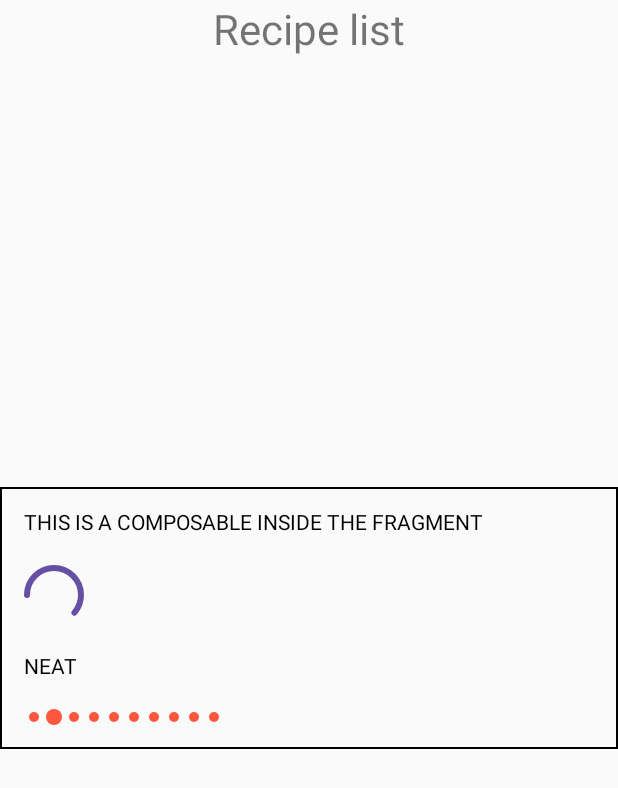
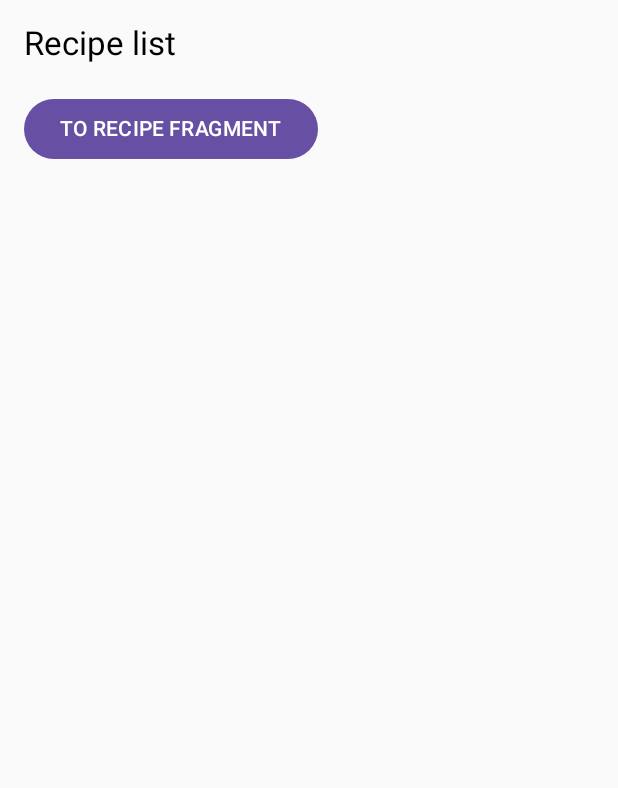
Before and after one commit to ratul-space/MVVMRecipeApp2, an Android app built with Jetpack Compose: the screen it shows after launch (MainActivity), on a phone screen of 412 x 824 dp. Shown: the top 788 px of the screen. Run offline under Robolectric (Android 15) with nearby library versions, the phone set to English and light mode, and no system bars.

Commit message:
feat: add fragment

```diff
--- a/app/src/main/java/com/example/mvvmrecipeapp/RecipeListFragment.kt
+++ b/app/src/main/java/com/example/mvvmrecipeapp/RecipeListFragment.kt
@@ -10,13 +10,18 @@ import androidx.compose.foundation.border
 import androidx.compose.foundation.layout.Column
 import androidx.compose.foundation.layout.Spacer
 import androidx.compose.foundation.layout.padding
+import androidx.compose.material3.Button
 import androidx.compose.material3.CircularProgressIndicator
 import androidx.compose.material3.Text
 import androidx.compose.ui.Modifier
 import androidx.compose.ui.graphics.Color
 import androidx.compose.ui.platform.ComposeView
+import androidx.compose.ui.text.TextStyle
 import androidx.compose.ui.unit.dp
+import androidx.compose.ui.unit.sp
 import androidx.compose.ui.viewinterop.AndroidView
+import androidx.core.view.size
+import androidx.navigation.findNavController
 
 class RecipeListFragment : androidx.fragment.app.Fragment() {
     override fun onCreateView(
@@ -24,27 +29,42 @@ class RecipeListFragment : androidx.fragment.app.Fragment() {
         container: ViewGroup?,
         savedInstanceState: Bundle?,
     ): View {
-        val view = inflater.inflate(R.layout.fragment_recipe_list, container, false)
-        view.findViewById<ComposeView>(R.id.compose_view).setContent {
-            Column(
-                modifier = Modifier
-                    .border(border = BorderStroke(1.dp, color = Color.Black))
-                    .padding(16.dp)
-            ) {
-                Text(text = "THIS IS A COMPOSABLE INSIDE THE FRAGMENT")
-                Spacer(modifier = Modifier.padding(10.dp))
-                CircularProgressIndicator()
-                Spacer(modifier = Modifier.padding(10.dp))
-                Text(text = "NEAT")
-                Spacer(modifier = Modifier.padding(10.dp))
-
-                val customView = HorizontalDottedProgress(requireContext())
-                AndroidView({
-                    customView
-                })
-
+        return ComposeView(requireContext()).apply {
+            setContent {
+                Column(modifier = Modifier.padding(16.dp)) {
+                     Text(text = "Recipe list",
+                         fontSize = 22.sp
+                     )
+                    Spacer(modifier = Modifier.padding(10.dp))
+                    Button(onClick = {
+                        findNavController().navigate(R.id.viewRecipe)
+                    }) {
+                    Text(text = "TO RECIPE FRAGMENT")
+                    }
+                }
             }
         }
-        return view
+//        val view = inflater.inflate(R.layout.fragment_recipe_list, container, false)
+//        view.findViewById<ComposeView>(R.id.compose_view).setContent {
+//            Column(
+//                modifier = Modifier
+//                    .border(border = BorderStroke(1.dp, color = Color.Black))
+//                    .padding(16.dp)
+//            ) {
+//                Text(text = "THIS IS A COMPOSABLE INSIDE THE FRAGMENT")
+//                Spacer(modifier = Modifier.padding(10.dp))
+//                CircularProgressIndicator()
+//                Spacer(modifier = Modifier.padding(10.dp))
+//                Text(text = "NEAT")
+//                Spacer(modifier = Modifier.padding(10.dp))
+//
+//                val customView = HorizontalDottedProgress(requireContext())
+//                AndroidView({
+//                    customView
+//                })
+//
+//            }
+//        }
+
     }
 }
```
Also changed, not shown: app/src/main/java/com/example/mvvmrecipeapp/RecipeFragment.kt (added, +33 -0 lines).
